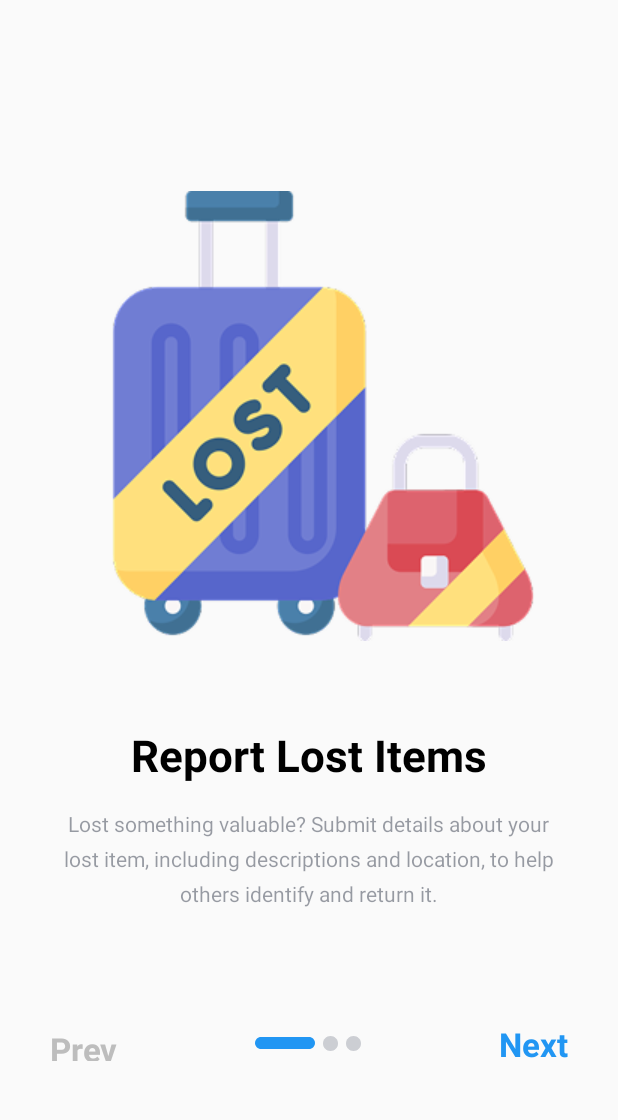
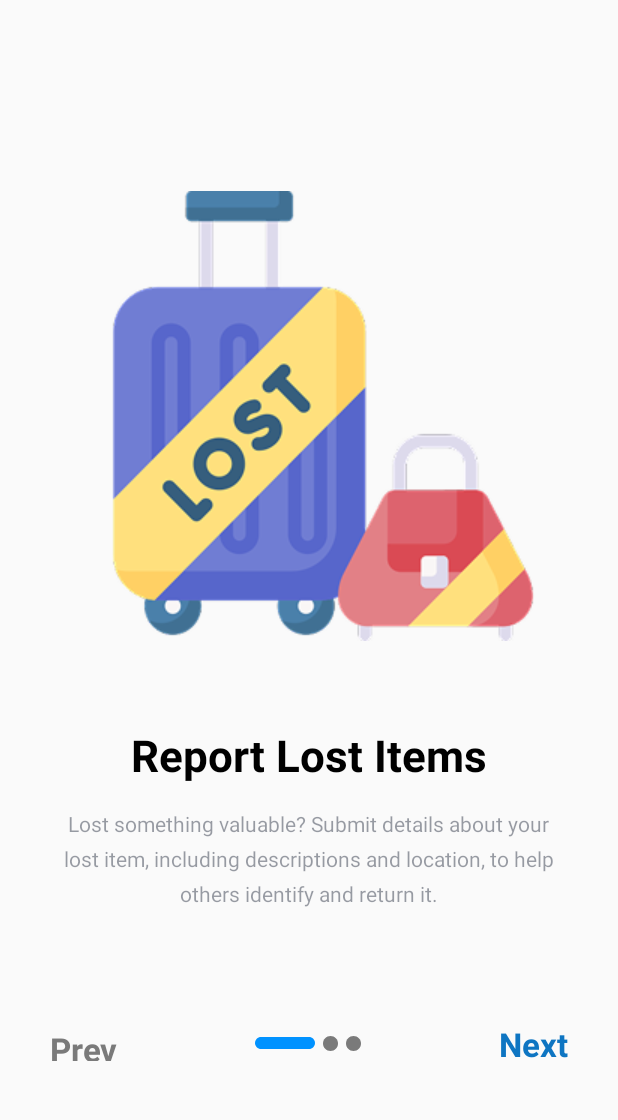
Before and after one commit to sunkimsrun/Lost_and_Found, an Android app: the StartScreen3Activity screen opened directly, with no data from a screen before it, on a phone screen of 412 x 824 dp, the part 95-1215 px from its top. Run offline under Robolectric (Android 15) with nearby library versions, the light colour scheme and no system bars; Roboto replaces fonts that are not available here.

Commit message:
Fix layout and styling issues
-   Corrected layout and added `tools:ignore="TextContrastCheck"` where necessary in `activity_start_screen3.xml`, `activity_start_screen5.xml`, and `activity_start_screen4.xml` to address text contrast warnings.
-   Modified `activity_start_screen2.xml` to adjust `textSize` of `countryName` and add `tools:ignore="RelativeOverlap"` to `languageName`.
-   Updated `activity_login.xml` to add `android:autofillHints="password"` to the password field and `android:contentDescription="@string/googleTodo"` to the Google image, and added `tools:ignore="TextContrastCheck"` to improve accessibility.
-   Added `googleTodo` string resource in `strings.xml`.
-   Changed the value of `gray` and `blue` colors in `colors.xml`.
-   Set the background of `activity_main.xml` to white.
-   Updated `.idea/misc.xml` to include VisualizationToolProject state.
-   Changed the `fillColor` of the path in `gray_dot.xml` and `blue_dot.xml` drawables.

```diff
--- a/app/src/main/res/drawable/blue_dot.xml
+++ b/app/src/main/res/drawable/blue_dot.xml
@@ -13,7 +13,7 @@
             />
         <path
             android:pathData="M0 0V8H40V0"
-            android:fillColor="#2196F3"
+            android:fillColor="#0092ff"
             />
     </group>
 </vector>
--- a/app/src/main/res/drawable/gray_dot.xml
+++ b/app/src/main/res/drawable/gray_dot.xml
@@ -13,7 +13,7 @@
             />
         <path
             android:pathData="M0 0V10H10V0"
-            android:fillColor="#3317223B"
+            android:fillColor="#7A7A7A"
             />
     </group>
 </vector>
--- a/app/src/main/res/layout/activity_login.xml
+++ b/app/src/main/res/layout/activity_login.xml
@@ -4,6 +4,7 @@
     xmlns:tools="http://schemas.android.com/tools"
     android:layout_width="match_parent"
     android:layout_height="match_parent">
+
 
     <!-- Input field with icon before it -->
     <TextView
@@ -75,6 +76,7 @@
             android:inputType="textNoSuggestions"
             android:paddingStart="12dp"
             android:paddingEnd="12dp"
+            tools:ignore="TextContrastCheck"
             android:textAppearance="@style/username_or_email" />
 
     </RelativeLayout>
@@ -124,11 +126,13 @@
             android:layout_marginEnd="10dp"
             android:layout_toStartOf="@id/password_toggle"
             android:layout_toEndOf="@id/key_toggle"
+            android:autofillHints="password"
             android:background="@null"
             android:hint="@string/password_auth1"
             android:inputType="textPassword"
             android:paddingStart="10dp"
             android:paddingEnd="10dp"
+            tools:ignore="TextContrastCheck"
             android:textAppearance="@style/username_or_email" />
     </RelativeLayout>
 
@@ -203,6 +207,7 @@
             android:layout_width="28dp"
             android:layout_height="28dp"
             android:layout_centerInParent="true"
+            android:contentDescription="@string/googleTodo"
             android:src="@drawable/google_image" /> <!-- Google logo image -->
     </RelativeLayout>
 
@@ -240,6 +245,7 @@
         android:gravity="center_horizontal|center_vertical"
         android:text="@string/sign_up"
         android:textAppearance="@style/sign_up"
+        tools:ignore="TextContrastCheck"
         app:layout_constraintBottom_toBottomOf="@+id/create_an_a"
         app:layout_constraintEnd_toEndOf="parent"
         app:layout_constraintHorizontal_bias="0.0"
--- a/app/src/main/res/layout/activity_main.xml
+++ b/app/src/main/res/layout/activity_main.xml
@@ -5,6 +5,7 @@
     android:id="@+id/main"
     android:layout_width="match_parent"
     android:layout_height="match_parent"
+    android:background="#FFFFFF"
     tools:context=".MainActivity">
 
 
--- a/app/src/main/res/layout/activity_start_screen3.xml
+++ b/app/src/main/res/layout/activity_start_screen3.xml
@@ -74,6 +74,7 @@
         android:text="@string/lost_something"
         android:translationY="-3.53sp"
         android:textColor="#6600091F"
+        tools:ignore="TextContrastCheck"
         app:layout_constraintEnd_toEndOf="parent"
         app:layout_constraintHorizontal_bias="0.492"
         app:layout_constraintStart_toStartOf="parent"
--- a/app/src/main/res/layout/activity_start_screen4.xml
+++ b/app/src/main/res/layout/activity_start_screen4.xml
@@ -74,6 +74,7 @@
         android:text="@string/found_something"
         android:translationY="-3.53sp"
         android:textColor="#6600091F"
+        tools:ignore="TextContrastCheck"
         app:layout_constraintEnd_toEndOf="parent"
         app:layout_constraintHorizontal_bias="0.492"
         app:layout_constraintStart_toStartOf="parent"
--- a/app/src/main/res/layout/activity_start_screen5.xml
+++ b/app/src/main/res/layout/activity_start_screen5.xml
@@ -57,6 +57,7 @@
         android:lineSpacingExtra="7sp"
         android:text="@string/explore_something"
         android:textColor="#6600091F"
+        tools:ignore="TextContrastCheck"
         app:layout_constraintEnd_toEndOf="parent"
         app:layout_constraintHorizontal_bias="0.492"
         app:layout_constraintStart_toStartOf="parent"
--- a/app/src/main/res/values/colors.xml
+++ b/app/src/main/res/values/colors.xml
@@ -8,7 +8,7 @@
     <color name="light_blue_900">#FF01579B</color>
     <color name="black_overlay">#66000000</color>
     <color name="light_gray">#E1E1E1</color>
-    <color name="gray">#BDBDBD</color>
-    <color name="blue">#2196F3</color>
+    <color name="gray">#7A7A7A</color>
+    <color name="blue">#0e75c2</color>
 
 </resources>
--- a/app/src/main/res/values/strings.xml
+++ b/app/src/main/res/values/strings.xml
@@ -93,4 +93,8 @@
 
         <string name="introduction">Welcome to Foundit! Your privacy is important to us. This Privacy Policy explains how we collect, use, disclose, and protect your personal information when you use our lost and found platform.\n\nWhen you post a lost or found item, we may collect your name, contact details (such as email or phone number), and any other information you choose to provide. Item Information: Details about lost or found items, including descriptions, images, and locations. Usage Data: We may collect information about how you interact with our platform, such as page views, searches, and other activity logs. Device Information: Information about the device you use to access Foundit, such as IP address, browser type, and operating system.</string>
     <string name="loading">Loading</string>
+
+
+<!--        fix warning activity_login-->
+        <string name="googleTodo">TODO</string>
 </resources>
```
Also changed, not shown: app/src/main/res/layout/activity_start_screen2.xml (+5 -2 lines).
